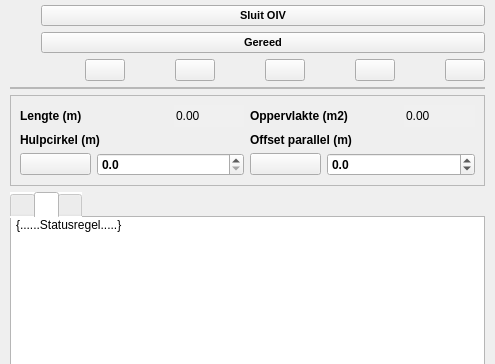
Before: the Qt Designer form plugin/oiv/oiv_base_widget.ui in OIV-NL-QGIS/QGIS_project, drawn with Qt 5; both pictures show x 0 to 495 and y 0 to 364 of the 495 by 858 pixel window.
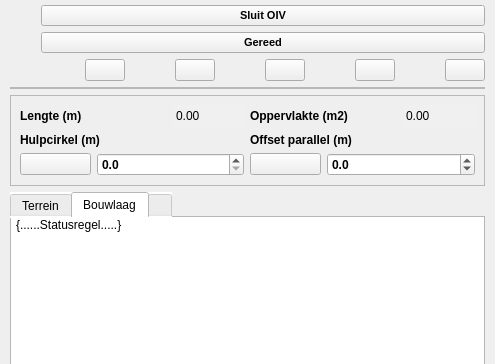
After: the same form once the commit is applied. The open tabs and pages were chosen to show the change. Icons and pictures are not drawn.

Commit message:
version update and text in tab basewidget
#348 taak 1

The edit to the form file:
```diff
--- a/plugin/oiv/oiv_base_widget.ui
+++ b/plugin/oiv/oiv_base_widget.ui
@@ -83,6 +83,9 @@
             <property name="styleSheet">
              <string notr="true">background-color: rgb(255, 255, 255);</string>
             </property>
+            <property name="tabPosition">
+             <enum>QTabWidget::North</enum>
+            </property>
             <property name="currentIndex">
              <number>2</number>
             </property>
@@ -107,7 +110,7 @@
                <normaloff>:/plugins/oiv/config_files/png/repressief_object.png</normaloff>:/plugins/oiv/config_files/png/repressief_object.png</iconset>
              </attribute>
              <attribute name="title">
-              <string/>
+              <string>Terrein</string>
              </attribute>
              <attribute name="toolTip">
               <string>Klik voor planvorming Object / terrein / gebied</string>
@@ -187,7 +190,7 @@
                <normaloff>:/plugins/oiv/config_files/png/bouwlagen.png</normaloff>:/plugins/oiv/config_files/png/bouwlagen.png</iconset>
              </attribute>
              <attribute name="title">
-              <string/>
+              <string>Bouwlaag</string>
              </attribute>
              <attribute name="toolTip">
               <string>Klik voor planvorming Bouwlaag / pand</string>
```
Left out of the diff: 2 changed lines with no effect on the pictures. The commit also changes 2 other files.
